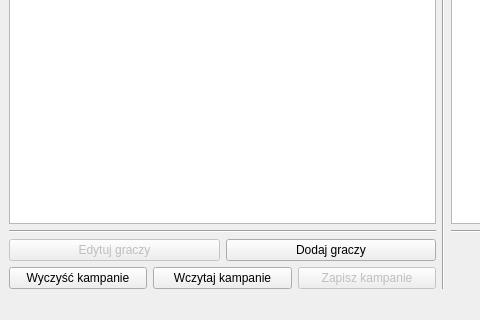
This is gui/mainwindow.ui in FasolowySpioch/faubla-ultima-item-generator as Qt 5 draws it before an edit; both pictures show x 0 to 480 and y 353 to 673 of the 886 by 673 pixel window. The edited form follows.
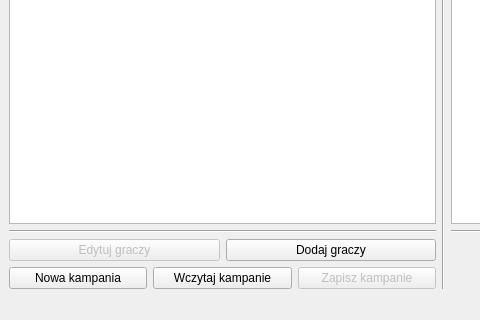
This is the edited form.

Diff of the .ui file:
```diff
--- a/gui/mainwindow.ui
+++ b/gui/mainwindow.ui
@@ -112,7 +112,7 @@
         <item row="0" column="1">
          <widget class="QPushButton" name="BttnDelCampain">
           <property name="text">
-           <string>Wyczyść kampanie</string>
+           <string>Nowa kampania</string>
           </property>
          </widget>
         </item>
```
Left out of the diff: 2 changed lines with no effect on the pictures.
